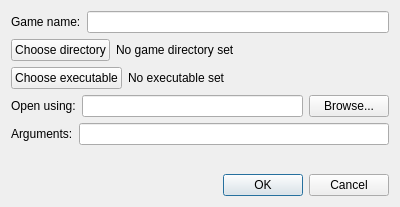
Above: addgamedialog.ui from FusionLauncher/FusionClient before the change. Below: the same form after it.
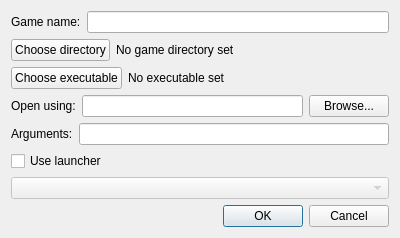
That is the form after the change.

Commit message: Added basic support for game launchers

What changed in the file:
```diff
--- a/addgamedialog.ui
+++ b/addgamedialog.ui
@@ -7,7 +7,7 @@
     <x>0</x>
     <y>0</y>
     <width>400</width>
-    <height>207</height>
+    <height>218</height>
    </rect>
   </property>
   <property name="windowTitle">
@@ -130,6 +130,20 @@
        </item>
       </layout>
      </item>
+     <item>
+      <widget class="QCheckBox" name="launcherEnabledCheckBox">
+       <property name="text">
+        <string>Use launcher</string>
+       </property>
+      </widget>
+     </item>
+     <item>
+      <widget class="QComboBox" name="launcherComboBox">
+       <property name="enabled">
+        <bool>false</bool>
+       </property>
+      </widget>
+     </item>
     </layout>
    </item>
    <item>
```
The commit also changes 4 other files.
